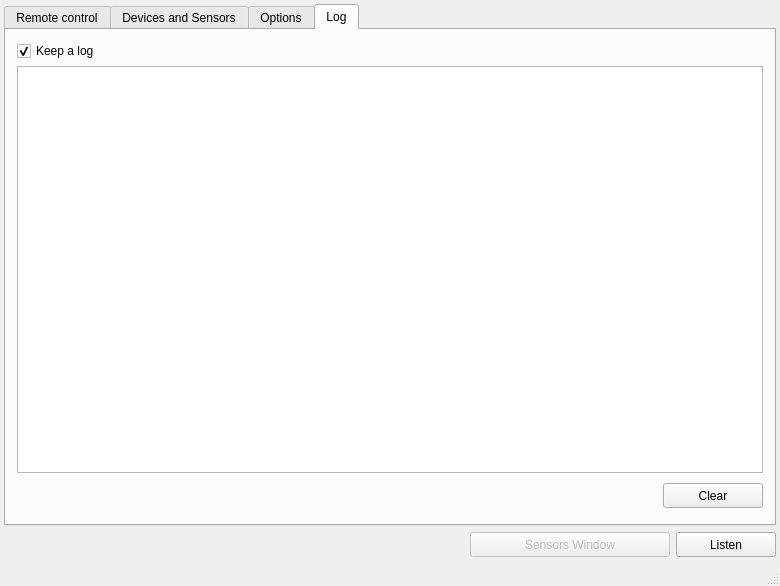
Before: the Qt Designer form CStation/mainwindow.ui in Pvg08/ESP_CStation, drawn with Qt 5.
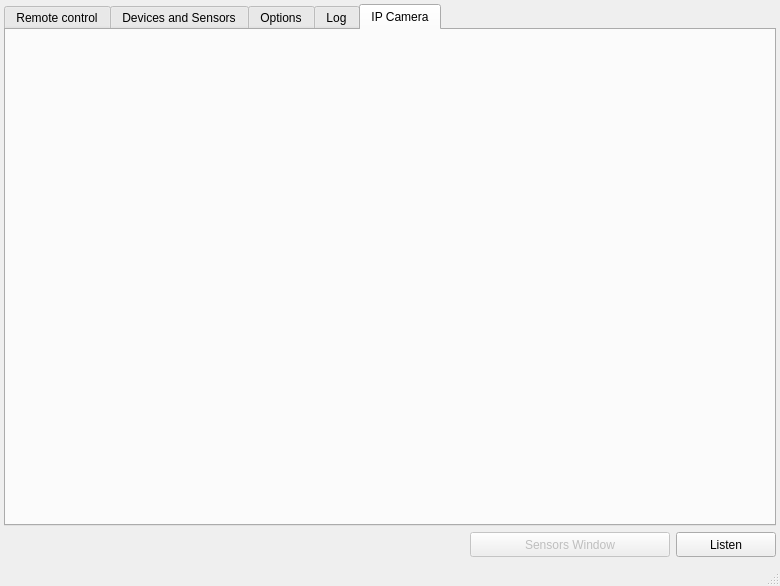
After: the same form once the commit is applied.

Diff of the .ui file:
```diff
--- a/CStation/mainwindow.ui
+++ b/CStation/mainwindow.ui
@@ -33,7 +33,7 @@
     <item>
      <widget class="QTabWidget" name="tabWidget">
       <property name="currentIndex">
-       <number>3</number>
+       <number>4</number>
       </property>
       <widget class="QWidget" name="tab_2">
        <attribute name="title">
@@ -2700,6 +2700,22 @@
         </item>
        </layout>
       </widget>
+      <widget class="QWidget" name="tab_7">
+       <attribute name="title">
+        <string>IP Camera</string>
+       </attribute>
+       <widget class="QWidget" name="widget_frame_cont" native="true">
+        <property name="geometry">
+         <rect>
+          <x>10</x>
+          <y>10</y>
+          <width>651</width>
+          <height>461</height>
+         </rect>
+        </property>
+        <layout class="QHBoxLayout" name="horizontalLayout_4"/>
+       </widget>
+      </widget>
      </widget>
     </item>
     <item>
```
